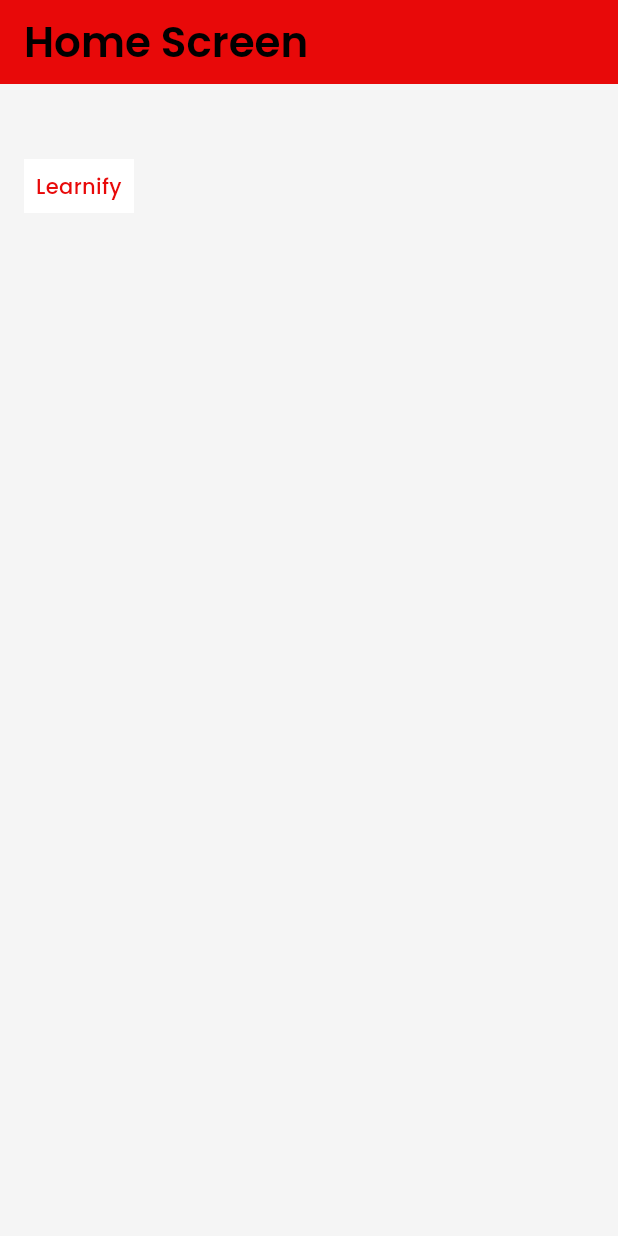
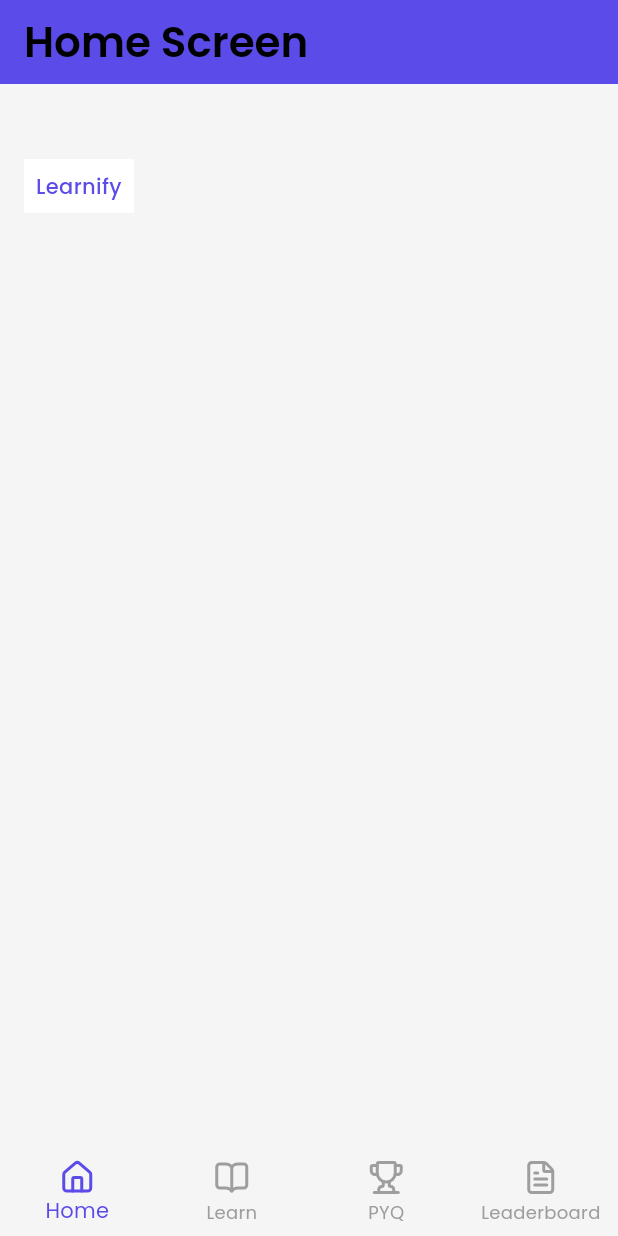
Before and after one commit to Aswin964567/learnify_app, a Flutter app: the screen it shows after launch, on a phone screen of 412 x 824 dp. Run offline on Flutter 3.47's test engine with Material 3 defaults, Android fonts, the phone set to English and light mode, and no system bars; our stand-ins replace flutter_riverpod, gap, go_router, google_fonts, lucide_icons.

Commit message:
bottom navbar

```diff
--- a/lib/core/routes/router_config.dart
+++ b/lib/core/routes/router_config.dart
@@ -1,7 +1,8 @@
-
 import 'package:go_router/go_router.dart';
-import 'package:learnify_app/features/home/presentation/screens/home_screen.dart';
+import 'package:learnify_app/presentation/bottom_nav/bottom_nav_scaffold.dart';
 
 final appRouter = GoRouter(
-  routes: [GoRoute(path: '/', builder: (context, state) => const HomeScreen())],
+  routes: [
+    GoRoute(path: '/', builder: (context, state) => const BottomNavScaffold()),
+  ],
 );
--- a/lib/core/theme/colors/app_colors.dart
+++ b/lib/core/theme/colors/app_colors.dart
@@ -3,7 +3,7 @@ import 'package:flutter/material.dart';
 /// App-defined custom color palette — used for consistent theming
 class AppColors {
   // Core brand colors
-  static const Color primary = Color.fromARGB(255, 232, 9, 9); // Blue
+  static const Color primary = Color(0xFF5B4BE9); // Blue
   static const Color onPrimary = Colors.white;
 
   static const Color secondary = Color(0xFFFFA000); // Amber
--- /dev/null
+++ b/lib/presentation/bottom_nav/bottom_nav_controller.dart
@@ -0,0 +1,3 @@
+import 'package:flutter_riverpod/flutter_riverpod.dart';
+
+final bottomNavIndexProvider = StateProvider<int>((ref) => 0);
--- /dev/null
+++ b/lib/presentation/bottom_nav/bottom_nav_scaffold.dart
@@ -0,0 +1,27 @@
+import 'package:flutter/material.dart';
+import 'package:flutter_riverpod/flutter_riverpod.dart';
+import 'package:learnify_app/features/home/presentation/screens/home_screen.dart';
+
+import 'bottom_nav_controller.dart';
+import 'bottom_nav_widget.dart';
+
+class BottomNavScaffold extends ConsumerWidget {
+  const BottomNavScaffold({super.key});
+
+  @override
+  Widget build(BuildContext context, WidgetRef ref) {
+    final currentIndex = ref.watch(bottomNavIndexProvider);
+
+    final pages = [
+      const HomeScreen(),
+      const HomeScreen(),
+      const HomeScreen(),
+      const HomeScreen(),
+    ];
+
+    return Scaffold(
+      body: pages[currentIndex],
+      bottomNavigationBar: const BottomNavWidget(),
+    );
+  }
+}
--- /dev/null
+++ b/lib/presentation/bottom_nav/bottom_nav_widget.dart
@@ -0,0 +1,32 @@
+import 'package:flutter/material.dart';
+import 'package:flutter_riverpod/flutter_riverpod.dart';
+import 'package:lucide_icons/lucide_icons.dart';
+
+import 'bottom_nav_controller.dart';
+
+class BottomNavWidget extends ConsumerWidget {
+  const BottomNavWidget({super.key});
+
+  @override
+  Widget build(BuildContext context, WidgetRef ref) {
+    final currentIndex = ref.watch(bottomNavIndexProvider);
+
+    return BottomNavigationBar(
+      currentIndex: currentIndex,
+      onTap: (index) => ref.read(bottomNavIndexProvider.notifier).state = index,
+      type: BottomNavigationBarType.fixed,
+      selectedItemColor: Theme.of(context).colorScheme.primary,
+      unselectedItemColor: Colors.grey,
+      items: [
+        _navItem('Home', Icon(LucideIcons.home)),
+        _navItem('Learn', Icon(LucideIcons.bookOpen)),
+        _navItem('PYQ', Icon(LucideIcons.trophy)),
+        _navItem('Leaderboard', Icon(LucideIcons.fileText)),
+      ],
+    );
+  }
+
+  BottomNavigationBarItem _navItem(String label, Icon icon) {
+    return BottomNavigationBarItem(icon: icon, label: label);
+  }
+}
--- a/lib/presentation/widgets/bottom_navbar.dart
+++ /dev/null
@@ -1 +0,0 @@
-// bottom nav bar widget
--- a/pubspec.yaml
+++ b/pubspec.yaml
@@ -38,6 +38,8 @@ dependencies:
   go_router: ^14.8.1
   google_fonts: ^6.2.1
   gap: ^3.0.1
+  flutter_svg: ^2.0.17
+  lucide_icons: ^0.257.0
 
 dev_dependencies:
   flutter_test:
@@ -62,8 +64,8 @@ flutter:
   uses-material-design: true
 
   # To add assets to your application, add an assets section, like this:
-  # assets:
-  #   - images/a_dot_burr.jpeg
+  assets:
+    - assets/icons/
   #   - images/a_dot_ham.jpeg
 
   # An image asset can refer to one or more resolution-specific "variants", see
```
Also changed, not shown: assets/icons/home.svg (added), assets/icons/leaderboard.svg (added), assets/icons/learn.svg (added), assets/icons/pyq.svg (added), pubspec.lock.
